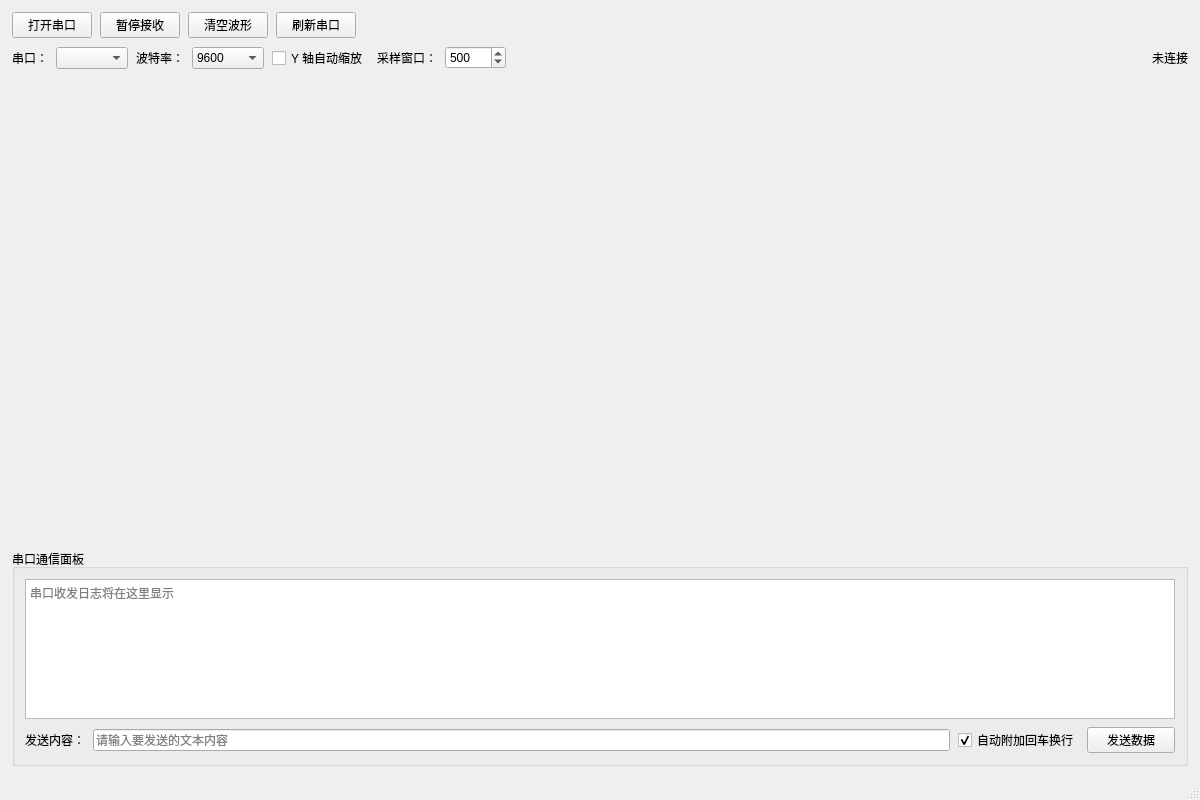
bblovenn/serialport, file src/mainwindow.ui: the form before one commit.
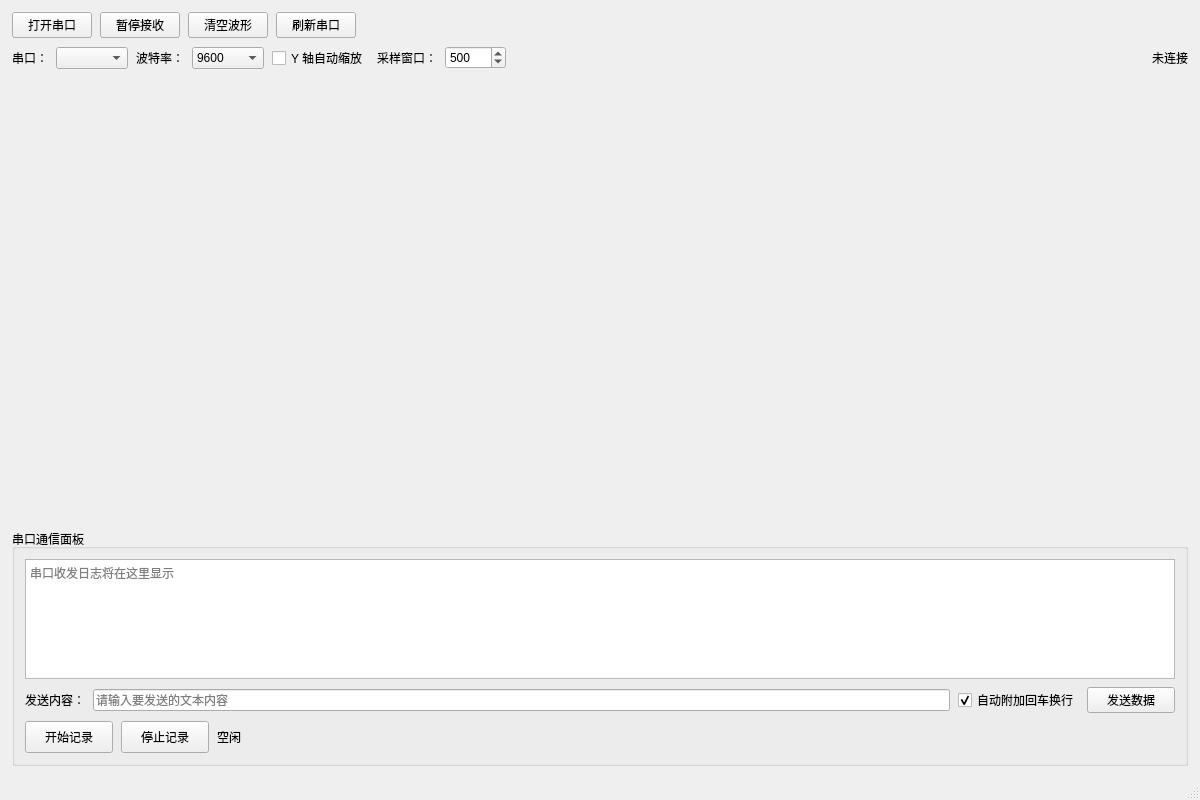
The form after the commit.

Diff of the .ui file:
```diff
--- a/src/mainwindow.ui
+++ b/src/mainwindow.ui
@@ -233,7 +233,7 @@
       <property name="maximumSize">
        <size>
         <width>16777215</width>
-        <height>250</height>
+        <height>330</height>
        </size>
       </property>
       <property name="mouseTracking">
@@ -284,7 +284,7 @@
          <property name="maximumSize">
           <size>
            <width>16777215</width>
-           <height>140</height>
+           <height>120</height>
           </size>
          </property>
          <property name="readOnly">
@@ -339,6 +339,65 @@
          </item>
         </layout>
        </item>
+       <item>
+        <layout class="QHBoxLayout" name="horizontalLayout_recordBar">
+         <property name="spacing">
+          <number>8</number>
+         </property>
+         <item>
+          <widget class="QPushButton" name="pushButton_startRecord">
+           <property name="minimumSize">
+            <size>
+             <width>88</width>
+             <height>32</height>
+            </size>
+           </property>
+           <property name="text">
+            <string>开始记录</string>
+           </property>
+          </widget>
+         </item>
+         <item>
+          <widget class="QPushButton" name="pushButton_stopRecord">
+           <property name="minimumSize">
+            <size>
+             <width>88</width>
+             <height>32</height>
+            </size>
+           </property>
+           <property name="text">
+            <string>停止记录</string>
+           </property>
+          </widget>
+         </item>
+         <item>
+          <widget class="QLabel" name="label_recordStatus">
+           <property name="minimumSize">
+            <size>
+             <width>60</width>
+             <height>28</height>
+            </size>
+           </property>
+           <property name="text">
+            <string>空闲</string>
+           </property>
+          </widget>
+         </item>
+         <item>
+          <spacer name="horizontalSpacer_recordBar">
+           <property name="orientation">
+            <enum>Qt::Horizontal</enum>
+           </property>
+           <property name="sizeHint" stdset="0">
+            <size>
+             <width>40</width>
+             <height>20</height>
+            </size>
+           </property>
+          </spacer>
+         </item>
+        </layout>
+       </item>
       </layout>
      </widget>
     </item>
```
